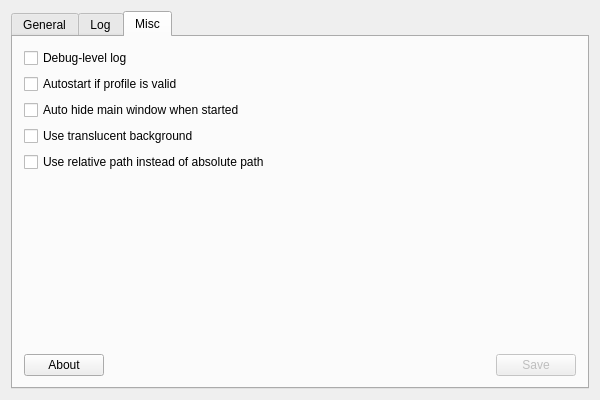
This is src/mainwindow.ui in shadowsocks/shadowsocks-qt5 as Qt 5 draws it before an edit. The edited form follows.
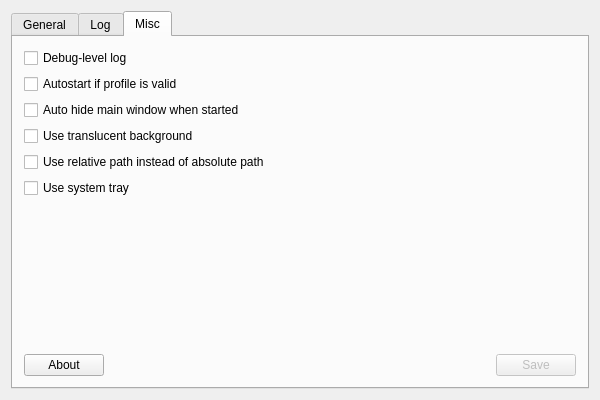
This is the edited form. The open tabs and pages were chosen to show the change. Icons and pictures are not drawn.

Commit message:
add usesystray as an option. remove unity-check functions.
Because the systray malfunctions on Unity and Plasma 5 (so far as we
know). It'd be better to let user choose whether use systray or not.

Note: according to a KDE lad, the missing systray will come back on Qt
5.4.

```diff
--- a/src/mainwindow.ui
+++ b/src/mainwindow.ui
@@ -428,7 +428,7 @@
           </property>
          </widget>
         </item>
-        <item row="7" column="0" colspan="3">
+        <item row="8" column="0" colspan="3">
          <spacer name="verticalSpacer">
           <property name="orientation">
            <enum>Qt::Vertical</enum>
@@ -441,7 +441,7 @@
           </property>
          </spacer>
         </item>
-        <item row="9" column="2">
+        <item row="10" column="2">
          <widget class="QPushButton" name="miscSaveButton">
           <property name="enabled">
            <bool>false</bool>
@@ -456,7 +456,7 @@
           </property>
          </widget>
         </item>
-        <item row="9" column="0">
+        <item row="10" column="0">
          <widget class="QPushButton" name="aboutButton">
           <property name="text">
            <string>About</string>
@@ -475,7 +475,7 @@
           </property>
          </widget>
         </item>
-        <item row="9" column="1">
+        <item row="10" column="1">
          <spacer name="horizontalSpacer">
           <property name="orientation">
            <enum>Qt::Horizontal</enum>
@@ -505,6 +505,17 @@
           </property>
          </widget>
         </item>
+        <item row="7" column="0" colspan="3">
+         <widget class="QCheckBox" name="useSystrayCheck">
+          <property name="toolTip">
+           <string>This will enable application minimise to system tray.
+If system tray icon doesn't show or malfunction, please uncheck this option.</string>
+          </property>
+          <property name="text">
+           <string>Use system tray</string>
+          </property>
+         </widget>
+        </item>
        </layout>
       </widget>
      </widget>
```
Left out of the diff: 2 changed lines with no effect on the pictures. The commit also changes 2 other files.
